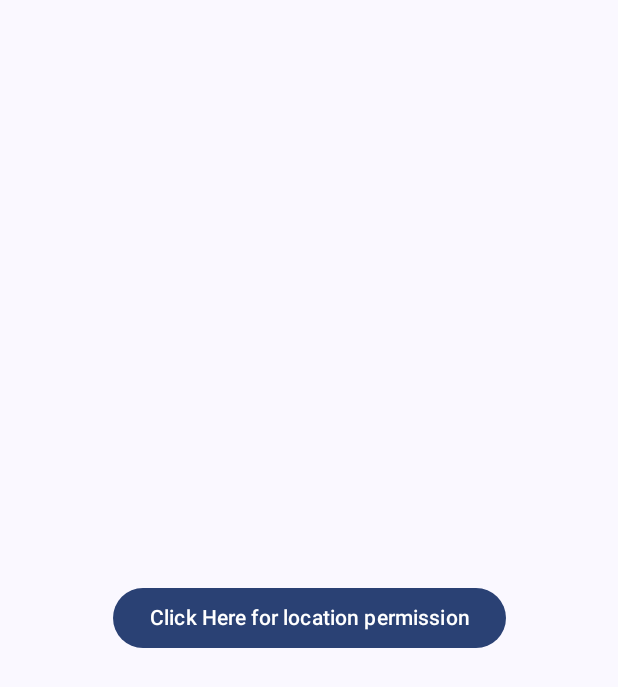
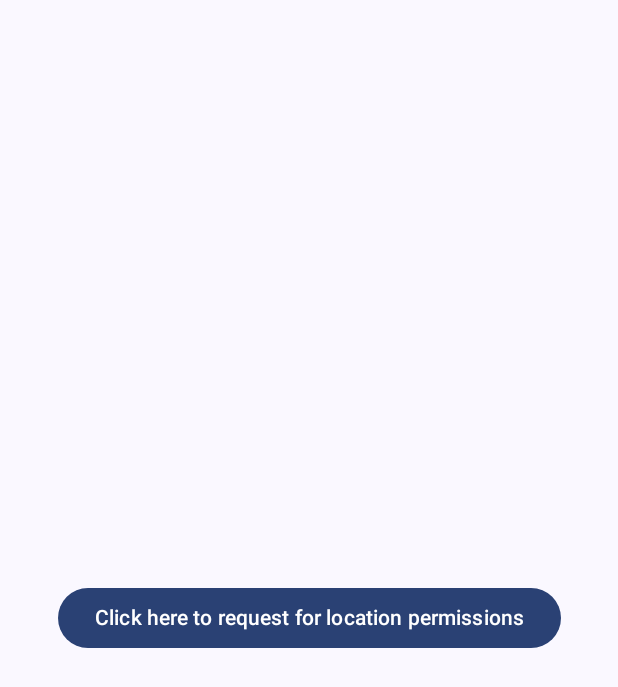
Before and after one commit to NicosNicolaou16/AndroidWidgetWithCompose, an Android app built with Jetpack Compose: the screen it shows after launch (MainActivity), on a phone screen of 412 x 824 dp. Shown: the top 687 px of the screen. Run offline under Robolectric (Android 15) with nearby library versions, the phone set to English and light mode, and no system bars.

Commit message:
update README file and update the UI

```diff
--- a/app/src/main/java/com/nicos/androidwidgetwithcompose/MainActivity.kt
+++ b/app/src/main/java/com/nicos/androidwidgetwithcompose/MainActivity.kt
@@ -37,7 +37,7 @@ class MainActivity : ComponentActivity() {
                                 requestForPermissionAndStartTheService(permissionLauncher)
                             }) {
                             Text(
-                                text = "Click Here for location permission",
+                                text = getString(R.string.click_here_to_request_for_location_permissions),
                                 textAlign = TextAlign.Center,
                             )
                         }
--- a/app/src/main/res/values/strings.xml
+++ b/app/src/main/res/values/strings.xml
@@ -1,4 +1,5 @@
 <resources>
     <string name="app_name">AndroidWidgetWithCompose</string>
     <string name="and">and</string>
+    <string name="click_here_to_request_for_location_permissions">Click here to request for location permissions</string>
 </resources>
```
Also changed, not shown: 1 other file.
